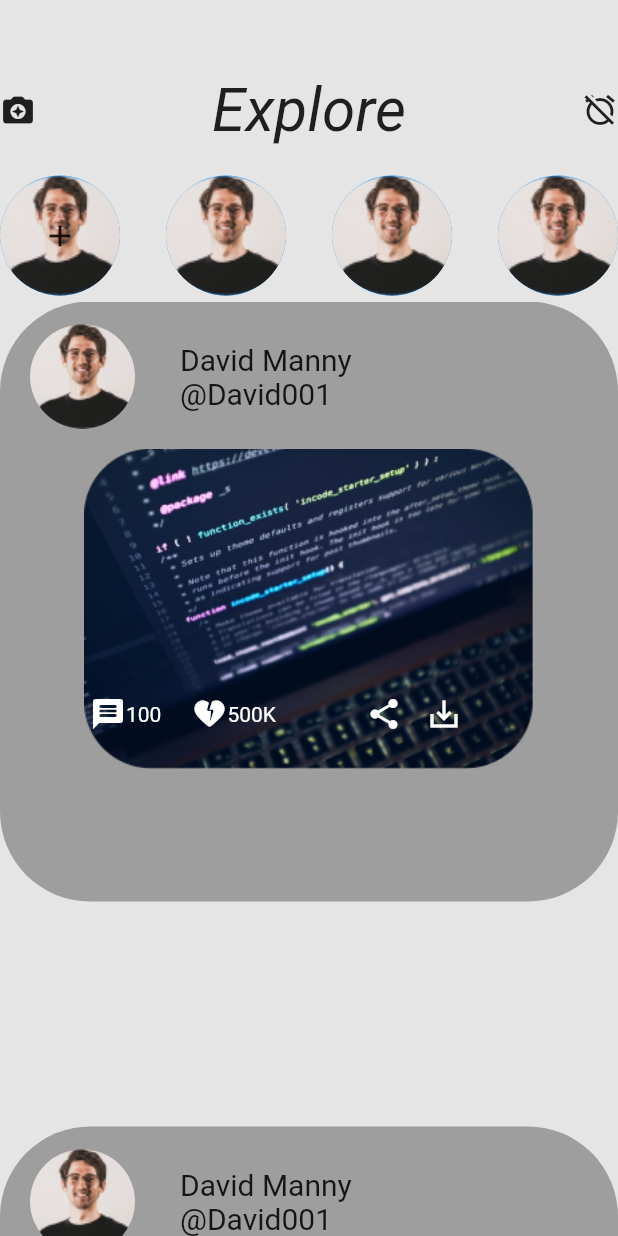
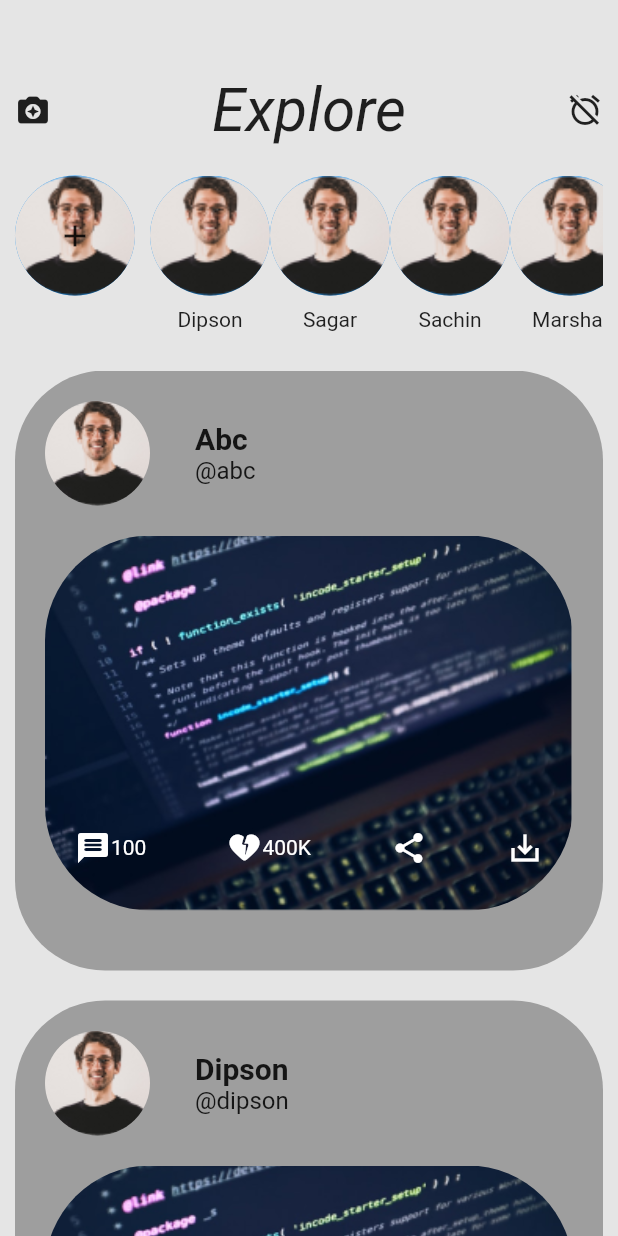
Before and after one commit to Whatsuf148/UI-Challenge, a Flutter app: the screen it shows after launch, on a phone screen of 412 x 824 dp. Run offline on Flutter 3.47's test engine with Material 2 defaults, Android fonts, the phone set to English and light mode, and no system bars; Roboto replaces fonts that are missing (Popins).

Commit message:
code refactored

```diff
--- a/lib/main.dart
+++ b/lib/main.dart
@@ -559,6 +559,44 @@ class Profile extends StatelessWidget {
   }
 }
 
+List<Map<String, String>> chatHeads = [
+  {
+    "image": "",
+    "name": "Dipson",
+  },
+  {
+    "image": "",
+    "name": "Sagar",
+  },
+  {
+    "image": "",
+    "name": "Sachin",
+  },
+  {
+    "image": "",
+    "name": "Marshal",
+  },
+  {
+    "image": "",
+    "name": "Mustafa",
+  },
+];
+
+List<Map<String, String>> posts = [
+  {
+    "name": "Abc",
+    "username": "@abc",
+    "comments": "100",
+    "likes": "400K"
+  },
+  {
+    "name": "Dipson",
+    "username": "@dipson",
+    "comments": "200",
+    "likes": "500K"
+  },
+];
+
 class Post extends StatelessWidget {
   const Post({super.key});
 
@@ -566,31 +604,35 @@ class Post extends StatelessWidget {
   Widget build(BuildContext context) {
     return Scaffold(
       backgroundColor: Color(0xffE5E5E5),
-      body: Column(
+      body: Padding(
+        padding: const EdgeInsets.symmetric(horizontal: 10),
+        child: Column(
           children: [
             SizedBox(
               height: 50,
             ),
             Row(
               mainAxisAlignment: MainAxisAlignment.spaceBetween,
-            children:
-                // ignore: prefer_const_literals_to_create_immutables
-                [
+              children: const [
                 Icon(Icons.camera_enhance_rounded),
-              Text("Explore",
+                Text(
+                  "Explore",
                   style: TextStyle(
                     fontSize: 40,
                     fontFamily: 'Popins',
                     fontStyle: FontStyle.italic,
-                  )),
+                  ),
+                ),
                 Icon(Icons.alarm_off_sharp),
               ],
             ),
             SizedBox(
               height: 20,
             ),
-          Row(
-            mainAxisAlignment: MainAxisAlignment.spaceBetween,
+            SizedBox(
+              height: 110,
+              child: Row(
+                crossAxisAlignment: CrossAxisAlignment.start,
                 children: [
                   Container(
                     height: 80,
@@ -607,6 +649,17 @@ class Post extends StatelessWidget {
                     ),
                     child: Icon(Icons.add),
                   ),
+                  SizedBox(
+                    width: 10,
+                  ),
+                  Expanded(
+                    child: ListView.builder(
+                      scrollDirection: Axis.horizontal,
+                      shrinkWrap: true,
+                      itemCount: chatHeads.length,
+                      itemBuilder: (context, index) {
+                        return Column(
+                          children: [
                             Container(
                               height: 80,
                               width: 80,
@@ -621,61 +674,46 @@ class Post extends StatelessWidget {
                                 ),
                               ),
                             ),
-              Container(
-                height: 80,
-                width: 80,
-                decoration: BoxDecoration(
-                  borderRadius: BorderRadius.circular(100),
-                  color: Colors.blue,
-                  image: DecorationImage(
-                    fit: BoxFit.cover,
-                    image: AssetImage(
-                      "assets/ep.png",
+                            Padding(
+                              padding: const EdgeInsets.only(top: 8.0),
+                              child: Text(chatHeads[index]['name']!),
+                            )
+                          ],
+                        );
+                      },
+                    ),
+                  )
+                ],
               ),
             ),
-                ),
-              ),
-              Container(
-                height: 80,
-                width: 80,
-                decoration: BoxDecoration(
-                  borderRadius: BorderRadius.circular(100),
-                  color: Colors.blue,
-                  image: DecorationImage(
-                    fit: BoxFit.cover,
-                    image: AssetImage(
-                      "assets/ep.png",
-                    ),
-                  ),
-                ),
-              ),
-            ],
-          ),
             SizedBox(
-            height: 4,
+              height: 20,
             ),
             Expanded(
-              child: ListView(
+              child: ListView.separated(
+                padding: const EdgeInsets.all(0),
+                itemCount: 2,
                 scrollDirection: Axis.vertical,
-            children: [
-              Stack(
-                children: [
-                  Container(
+                separatorBuilder: (context, index) {
+                  return SizedBox(
+                    height: 20,
+                  );
+                },
+                itemBuilder: (context, index) {
+                  return Container(
+                    padding: const EdgeInsets.all(20),
                     height: 400,
                     decoration: BoxDecoration(
                       borderRadius: BorderRadius.circular(60),
                       color: Colors.grey,
                     ),
-                  ),
+                    child: Column(
+                      // crossAxisAlignment: CrossAxisAlignment.start,
+                      children: [
                         Row(
                           mainAxisAlignment: MainAxisAlignment.start,
                           children: [
-                      SizedBox(
-                        height: 100,
-                      ),
-                      Padding(
-                        padding: const EdgeInsets.only(left: 20),
-                        child: Container(
+                            Container(
                               height: 70,
                               width: 70,
                               decoration: BoxDecoration(
@@ -684,184 +722,90 @@ class Post extends StatelessWidget {
                                   image: AssetImage(
                                     "assets/ep.png",
                                   ),
-                                  fit: BoxFit.cover)),
+                                  fit: BoxFit.cover,
+                                ),
                               ),
                             ),
                             Padding(
                               padding: const EdgeInsets.only(left: 30),
-                        child: Text(
-                          "David Manny\n@David001",
-                          style: TextStyle(fontSize: 20),
+                              child: Column(
+                                crossAxisAlignment: CrossAxisAlignment.start,
+                                children: [
+                                  Text(
+                                    posts[index]["name"]!,
+                                    style: TextStyle(fontSize: 20, fontWeight: FontWeight.bold),
+                                  ),
+                                  Text(
+                                    posts[index]["username"]!,
+                                    style: TextStyle(fontSize: 16),
+                                  ),
+                                ],
                               ),
                             ),
                           ],
                         ),
-                  Center(
-                    child: Container(
-                      height: 410,
-                      width: 300,
+                        Container(
+                          margin: const EdgeInsets.only(top: 20),
+                          padding: const EdgeInsets.only(
+                              left: 20, right: 20, bottom: 30),
+                          height: 250,
                           decoration: BoxDecoration(
                             borderRadius: BorderRadius.circular(70),
                             image: DecorationImage(
                                 image: AssetImage("assets/rec.png"),
+                                fit: BoxFit.cover),
                           ),
-                      ),
-                    ),
-                  ),
+                          child: Row(
+                            crossAxisAlignment: CrossAxisAlignment.end,
+                            mainAxisAlignment: MainAxisAlignment.spaceBetween,
+                            children: [
                               Row(
-                    mainAxisAlignment: MainAxisAlignment.start,
-                    // ignore: prefer_const_literals_to_create_immutables
-                    children: [
-                      SizedBox(
-                        height: 550,
-                      ),
-                      Padding(
-                        padding: const EdgeInsets.only(left: 60),
-                        child: Icon(
+                                children:  [
+                                  Icon(
                                     Icons.message_rounded,
                                     color: Colors.white,
                                   ),
-                      ),
                                   Text(
-                        "100",
+                                    posts[index]['comments']!,
                                     style: TextStyle(
                                       color: Colors.white,
                                     ),
                                   ),
-                      Padding(
-                        padding: const EdgeInsets.only(left: 20),
-                        child: Icon(
+                                ],
+                              ),
+                              Row(
+                                children:  [
+                                  Icon(
                                     Icons.heart_broken_rounded,
                                     color: Colors.white,
                                   ),
-                      ),
                                   Text(
-                        "500K",
+                                    posts[index]['likes']!,
                                     style: TextStyle(
                                       color: Colors.white,
                                     ),
                                   ),
-                      Padding(
-                        padding: const EdgeInsets.only(left: 60),
-                        child: Icon(
+                                ],
+                              ),
+                              Icon(
                                 Icons.share,
                                 color: Colors.white,
                               ),
-                      ),
-                      Padding(
-                        padding: const EdgeInsets.only(left: 16),
-                        child: Icon(
+                              Icon(
                                 Icons.save_alt_sharp,
                                 color: Colors.white,
                               ),
-                      ),
                             ],
-                  )
-                ],
-              ),
-              Stack(
-                children: [
-                  Container(
-                    height: 310,
-                    decoration: BoxDecoration(
-                      borderRadius: BorderRadius.circular(60),
-                      color: Colors.grey,
-                    ),
-                  ),
-                  Row(
-                    mainAxisAlignment: MainAxisAlignment.start,
-                    children: [
-                      SizedBox(
-                        height: 100,
-                      ),
-                      Padding(
-                        padding: const EdgeInsets.only(left: 20),
-                        child: Container(
-                          height: 70,
-                          width: 70,
-                          decoration: BoxDecoration(
-                              borderRadius: BorderRadius.circular(100),
-                              image: DecorationImage(
-                                  image: AssetImage(
-                                    "assets/ep.png",
-                                  ),
-                                  fit: BoxFit.cover)),
-                        ),
-                      ),
-                      Padding(
-                        padding: const EdgeInsets.only(left: 30),
-                        child: Text(
-                          "David Manny\n@David001",
-                          style: TextStyle(fontSize: 20),
                           ),
                         ),
                       ],
                     ),
-                  Center(
-                    child: Container(
-                      height: 400,
-                      width: 300,
-                      decoration: BoxDecoration(
-                        image: DecorationImage(
-                          image: AssetImage("assets/rec.png"),
+                  );
+                },
               ),
-                      ),
-                    ),
-                  ),
-                  Row(
-                    mainAxisAlignment: MainAxisAlignment.start,
-                    // ignore: prefer_const_literals_to_create_immutables
-                    children: [
-                      SizedBox(
-                        height: 500,
-                      ),
-                      Padding(
-                        padding: const EdgeInsets.only(left: 60),
-                        child: Icon(
-                          Icons.message_rounded,
-                          color: Colors.white,
-                        ),
-                      ),
-                      Text(
-                        "100",
-                        style: TextStyle(
-                          color: Colors.white,
-                        ),
-                      ),
-                      Padding(
-                        padding: const EdgeInsets.only(left: 20),
-                        child: Icon(
-                          Icons.heart_broken_rounded,
-                          color: Colors.white,
-                        ),
-                      ),
-                      Text(
-                        "500K",
-                        style: TextStyle(
-                          color: Colors.white,
-                        ),
-                      ),
-                      Padding(
-                        padding: const EdgeInsets.only(left: 60),
-                        child: Icon(
-                          Icons.share,
-                          color: Colors.white,
-                        ),
-                      ),
-                      Padding(
-                        padding: const EdgeInsets.only(left: 16),
-                        child: Icon(
-                          Icons.save_alt_sharp,
-                          color: Colors.white,
-                        ),
-                      ),
-                    ],
             )
           ],
         ),
-            ],
-          ))
-        ],
       ),
     );
   }
```
Lines whose indentation alone changed are shown as unchanged.
